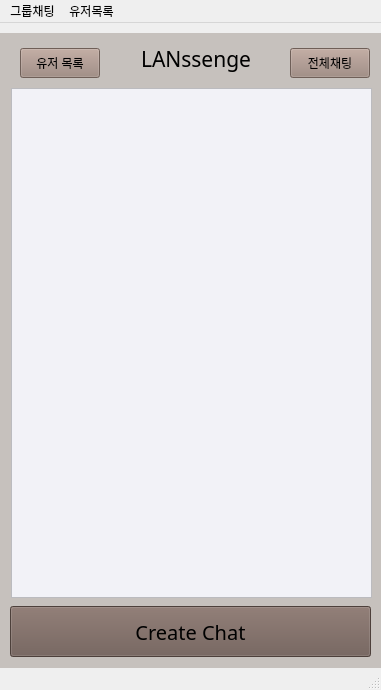
Old version of the form src/client/gui/mainwindow.ui in the repository TaehyunJeon0203/lanssenger.
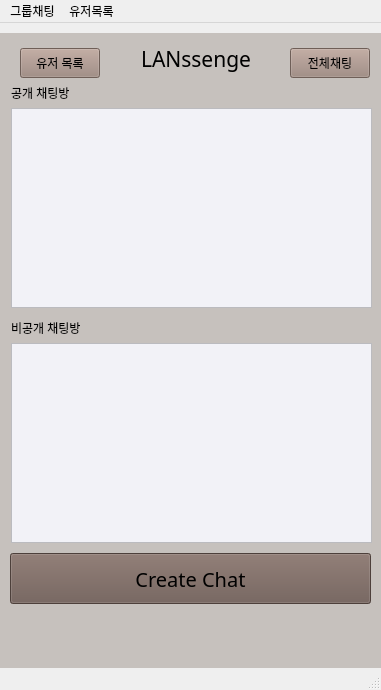
New version of the form.

Commit message: Design: 비공개 채팅방 리스트 디스플레이 추가(기능구현X)

```diff
--- a/src/client/gui/mainwindow.ui
+++ b/src/client/gui/mainwindow.ui
@@ -129,44 +129,6 @@
      </widget>
     </widget>
     <widget class="QWidget" name="groupChatWidget">
-     <widget class="QListWidget" name="roomListWidget">
-      <property name="geometry">
-       <rect>
-        <x>11</x>
-        <y>55</y>
-        <width>361</width>
-        <height>510</height>
-       </rect>
-      </property>
-      <property name="styleSheet">
-       <string notr="true">background-color:#F2F2F7;
-color: #26313E; 
-</string>
-      </property>
-     </widget>
-     <widget class="QPushButton" name="createRoomButton">
-      <property name="geometry">
-       <rect>
-        <x>10</x>
-        <y>573</y>
-        <width>361</width>
-        <height>51</height>
-       </rect>
-      </property>
-      <property name="font">
-       <font>
-        <family>Noto Sans KR</family>
-        <pointsize>15</pointsize>
-        <bold>false</bold>
-       </font>
-      </property>
-      <property name="styleSheet">
-       <string notr="true">background-color: #6C5952</string>
-      </property>
-      <property name="text">
-       <string>Create Chat</string>
-      </property>
-     </widget>
      <widget class="QPushButton" name="userListButton2">
       <property name="geometry">
        <rect>
@@ -218,6 +180,85 @@
        <string>전체채팅</string>
       </property>
      </widget>
+     <widget class="QLabel" name="publicRoomLabel">
+      <property name="geometry">
+       <rect>
+        <x>11</x>
+        <y>50</y>
+        <width>175</width>
+        <height>20</height>
+       </rect>
+      </property>
+      <property name="text">
+       <string>공개 채팅방</string>
+      </property>
+     </widget>
+     <widget class="QListWidget" name="roomListWidget">
+      <property name="geometry">
+       <rect>
+        <x>11</x>
+        <y>75</y>
+        <width>361</width>
+        <height>200</height>
+       </rect>
+      </property>
+      <property name="styleSheet">
+       <string notr="true">background-color:#F2F2F7;
+color: #26313E; 
+</string>
+      </property>
+     </widget>
+     <widget class="QLabel" name="privateRoomLabel">
+      <property name="geometry">
+       <rect>
+        <x>11</x>
+        <y>285</y>
+        <width>175</width>
+        <height>20</height>
+       </rect>
+      </property>
+      <property name="text">
+       <string>비공개 채팅방</string>
+      </property>
+     </widget>
+     <widget class="QListWidget" name="privateRoomListWidget">
+      <property name="geometry">
+       <rect>
+        <x>11</x>
+        <y>310</y>
+        <width>361</width>
+        <height>200</height>
+       </rect>
+      </property>
+      <property name="styleSheet">
+       <string notr="true">background-color:#F2F2F7;
+color: #26313E; 
+</string>
+      </property>
+     </widget>
+     <widget class="QPushButton" name="createRoomButton">
+      <property name="geometry">
+       <rect>
+        <x>10</x>
+        <y>520</y>
+        <width>361</width>
+        <height>51</height>
+       </rect>
+      </property>
+      <property name="font">
+       <font>
+        <family>Noto Sans KR</family>
+        <pointsize>15</pointsize>
+        <bold>false</bold>
+       </font>
+      </property>
+      <property name="styleSheet">
+       <string notr="true">background-color: #6C5952</string>
+      </property>
+      <property name="text">
+       <string>Create Chat</string>
+      </property>
+     </widget>
     </widget>
    </widget>
    <widget class="QLabel" name="statusLabel">
```
